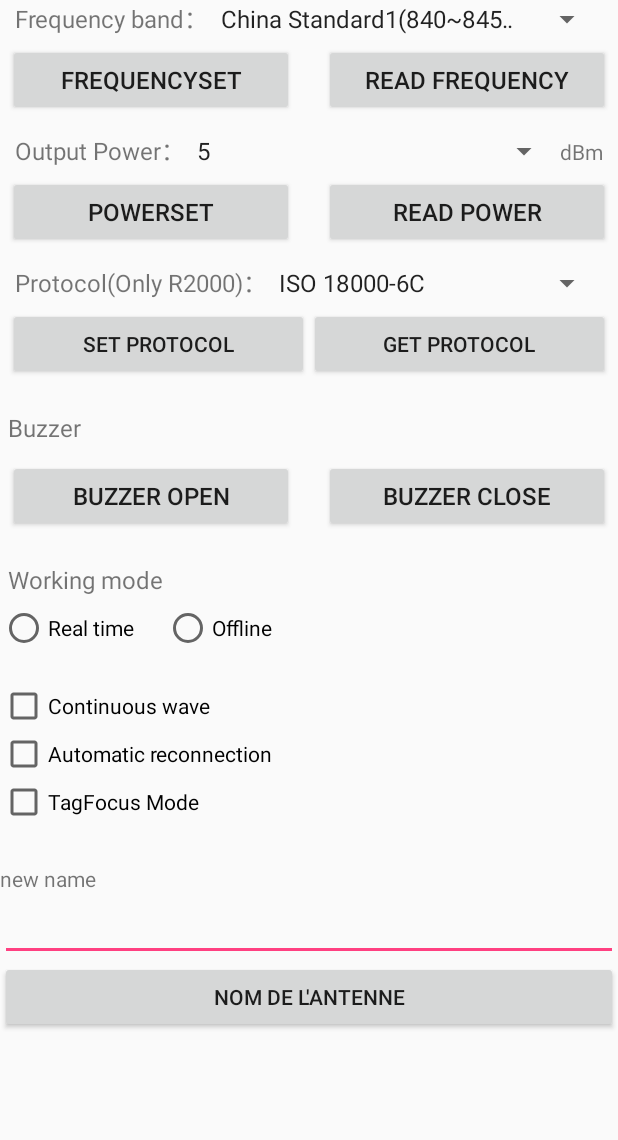
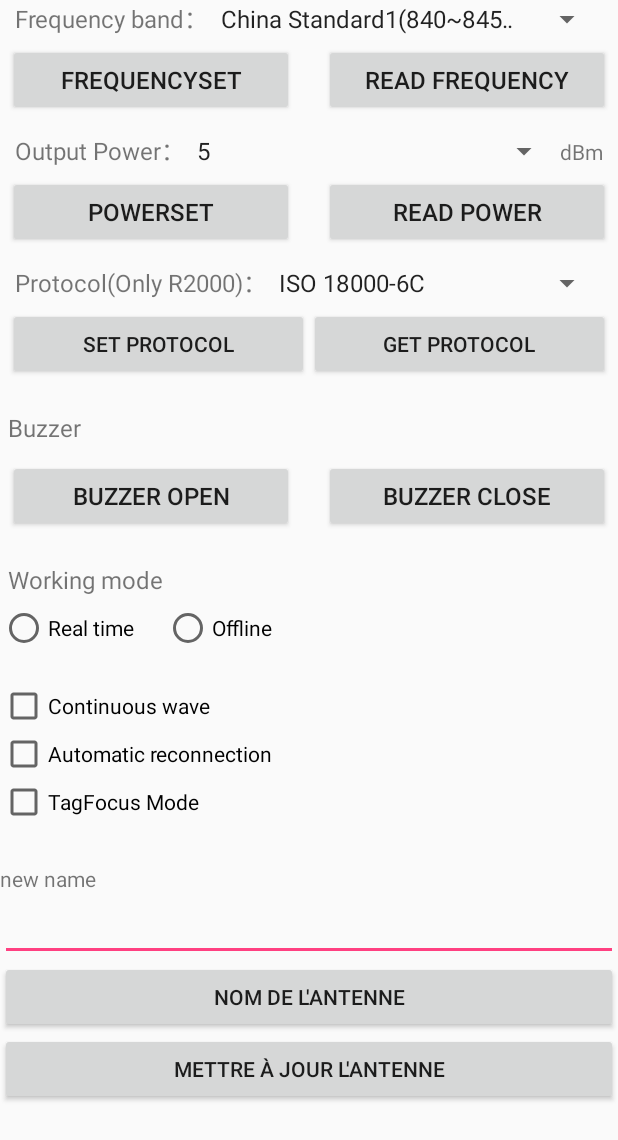
Before and after one commit to victor-chevillotte/KleitzAppV2, an Android app: the UHFSettingsActivity screen opened directly, with no data from a screen before it, after a tap on "READ POWER", on a phone screen of 412 x 824 dp. Shown: the top 1140 px of the screen. Run offline under Robolectric (Android 15) with nearby library versions, the phone set to English and light mode, and no system bars; 4 statements that could not run were skipped.

Commit message:
ajout de l'update dans settings

```diff
--- a/src/main/AndroidManifest.xml
+++ b/src/main/AndroidManifest.xml
@@ -47,6 +47,12 @@
         </activity>
 
         <activity
+            android:name=".UHFUpdateDeviceActivity"
+            android:windowSoftInputMode="stateHidden|adjustResize"
+            android:configChanges="orientation|screenSize">
+        </activity>
+
+        <activity
             android:name=".filebrowser.FileManagerActivity"
             android:configChanges="orientation|screenSize"
             android:label="@string/app_name"
--- a/src/main/java/com/example/uhf_bt/UHFSettingsActivity.java
+++ b/src/main/java/com/example/uhf_bt/UHFSettingsActivity.java
@@ -1,5 +1,6 @@
 package com.example.uhf_bt;
 
+import android.content.Intent;
 import android.os.Bundle;
 import android.os.Handler;
 import android.os.Message;
@@ -35,6 +36,7 @@ public class UHFSettingsActivity extends BaseActivity implements View.OnClickLis
     private Spinner spProtocol;
     private Button btnSetProtocol;
     private Button btnGetProtocol;
+    private Button btn_update_device;
 
     private RadioGroup rgWorkingMode;
 
@@ -205,7 +207,8 @@ public class UHFSettingsActivity extends BaseActivity implements View.OnClickLis
   private void initUI() {
       btnGetPower = (Button) findViewById(R.id.btnGetPower);
       btnSetPower = (Button) findViewById(R.id.btnSetPower);
-
+      btn_update_device = (Button) findViewById(R.id.btn_update_device);
+      btn_update_device.setOnClickListener(this);
       spPower = (Spinner) findViewById(R.id.spPower);
       arrayPower = getResources().getStringArray(R.array.arrayPower);
       ArrayAdapter adapter = new ArrayAdapter(this, android.R.layout.simple_spinner_item, arrayPower);
@@ -295,6 +298,11 @@ public class UHFSettingsActivity extends BaseActivity implements View.OnClickLis
       switch (view.getId()) {
           case R.id.btnGetPower:
               getPower(true);
+              break;
+          case R.id.btn_update_device:
+              Intent intent=new Intent(this, UHFUpdateDeviceActivity.class);
+              this.startActivity(intent);
+              finish();
               break;
           case R.id.btnSetPower:
               setPower();
--- a/src/main/java/com/example/uhf_bt/UHFUpdateDeviceActivity.java
+++ b/src/main/java/com/example/uhf_bt/UHFUpdateDeviceActivity.java
@@ -217,7 +217,7 @@ public class UHFUpdateDeviceActivity extends BaseActivity implements View.OnClic
             } else if(rbBLE.isChecked()) {
                 msg = "准备升级蓝牙固件...";
             }
-            /*progressDialog = new ProgressDialog(dthis);
+            /*eprogressDialog = new ProgressDialog(dthis);
             progressDialog.setMessage(msg);
             progressDialog.setCancelable(false);
             progressDialog.setCanceledOnTouchOutside(false);
--- a/src/main/res/layout/activity_uhf_settings.xml
+++ b/src/main/res/layout/activity_uhf_settings.xml
@@ -340,6 +340,13 @@
                         android:layout_weight="1"
                         android:layout_height="wrap_content" />
                 </LinearLayout>
+
+                <Button
+                    android:id="@+id/btn_update_device"
+                    android:layout_width="match_parent"
+                    android:layout_height="wrap_content"
+                    android:layout_gravity="center"
+                    android:text="@string/btn_update_device" />
             </LinearLayout>
         </LinearLayout>
     </ScrollView>
--- a/src/main/res/values/strings.xml
+++ b/src/main/res/values/strings.xml
@@ -1072,4 +1072,5 @@
     <string name="fr">fr</string>
     <string name="ActivateBluetooth">Activer le bluetooth</string>
     <string name="titleActivateBluetooth">Bienvenue sur l app Kleitz ! Veuillez activer le bluetooth sur votre téléphone pour continuer.</string>
+    <string name="btn_update_device">Mettre à jour l\'antenne</string>
 </resources>
```
